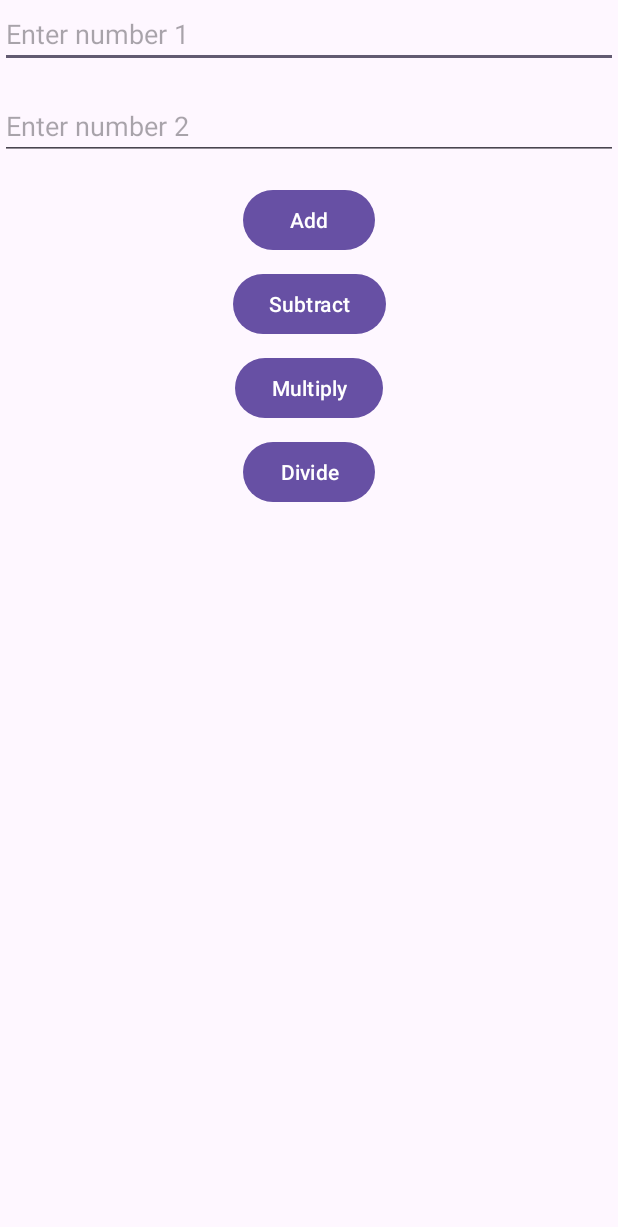
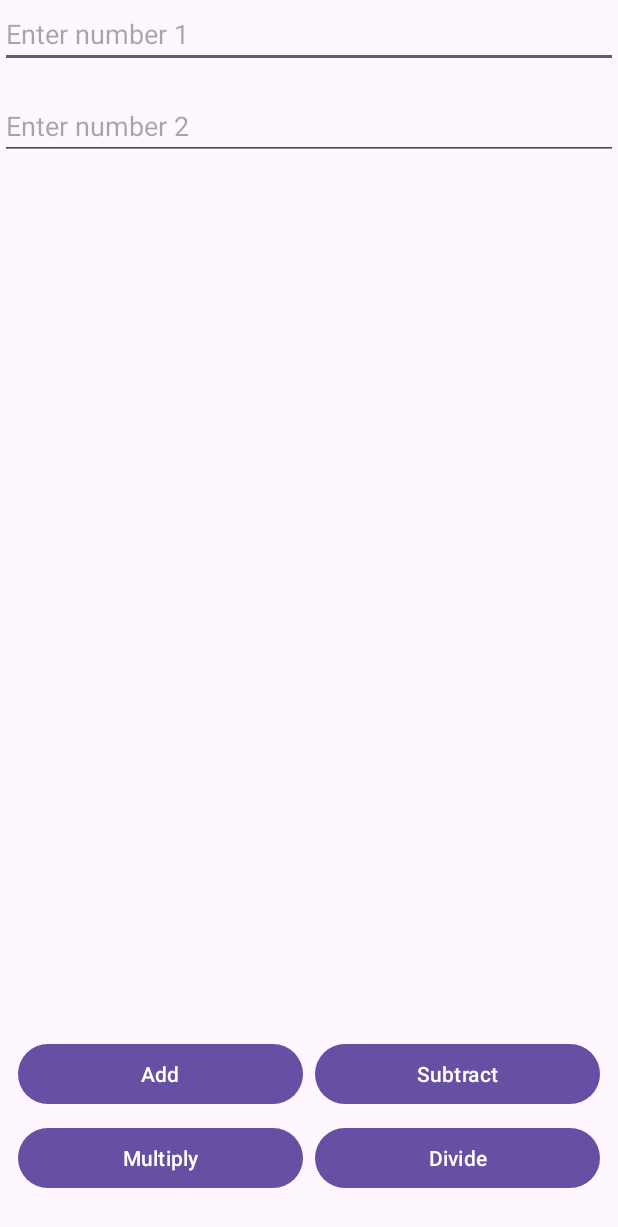
Before and after one commit to kkoottt/Calculator, an Android app: the screen it shows after launch (MainActivity), on a phone screen of 412 x 824 dp. Shown: the top 1227 px of the screen. Run offline under Robolectric (Android 15) with nearby library versions, the phone set to English and light mode, and no system bars.

Commit message:
Grid buttons.

```diff
--- a/app/src/main/res/layout/activity_main.xml
+++ b/app/src/main/res/layout/activity_main.xml
@@ -4,6 +4,16 @@
     xmlns:app="http://schemas.android.com/apk/res-auto"
     android:layout_height="match_parent"
     android:layout_width="match_parent">
+
+    <TextView
+        android:layout_height="wrap_content"
+        android:layout_width="wrap_content"
+        app:layout_constraintStart_toStartOf="parent"
+        app:layout_constraintEnd_toEndOf="parent"
+        android:layout_marginTop="16dp"
+        app:layout_constraintTop_toBottomOf="@id/divideButton"
+        android:id="@+id/resultTextView"
+        android:text="" />
 
     <EditText
         android:layout_height="wrap_content"
@@ -24,54 +34,49 @@
         app:layout_constraintTop_toBottomOf="@id/num1"
         android:id="@+id/num2" />
 
-    <Button
+    <GridLayout
+        android:layout_width="0dp"
         android:layout_height="wrap_content"
-        android:layout_width="wrap_content"
+        android:columnCount="2"
+        android:layout_marginTop="16dp"
+        android:layout_marginBottom="16dp"
+        android:padding="8dp"
+        app:layout_constraintBottom_toBottomOf="parent"
         app:layout_constraintStart_toStartOf="parent"
-        app:layout_constraintEnd_toEndOf="parent"
-        android:layout_marginTop="16dp"
-        app:layout_constraintTop_toBottomOf="@id/num2"
-        android:id="@+id/addButton"
-        android:text="Add" />
+        app:layout_constraintEnd_toEndOf="parent">>
 
     <Button
         android:layout_height="wrap_content"
-        android:layout_width="wrap_content"
-        app:layout_constraintStart_toStartOf="parent"
-        app:layout_constraintEnd_toEndOf="parent"
-        android:layout_marginTop="8dp"
-        app:layout_constraintTop_toBottomOf="@id/addButton"
-        android:id="@+id/subtractButton"
-        android:text="Subtract" />
+        android:layout_width="0dp"
+        android:layout_columnWeight="1"
+        android:id="@+id/addButton"
+        android:text="Add"
+            android:layout_margin="4dp" />
 
     <Button
         android:layout_height="wrap_content"
-        android:layout_width="wrap_content"
-        app:layout_constraintStart_toStartOf="parent"
-        app:layout_constraintEnd_toEndOf="parent"
-        android:layout_marginTop="8dp"
-        app:layout_constraintTop_toBottomOf="@id/subtractButton"
-        android:id="@+id/multiplyButton"
-        android:text="Multiply" />
+        android:layout_width="0dp"
+        android:layout_columnWeight="1"
+        android:id="@+id/subtractButton"
+        android:text="Subtract"
+        android:layout_margin="4dp" />
 
     <Button
         android:layout_height="wrap_content"
-        android:layout_width="wrap_content"
-        app:layout_constraintStart_toStartOf="parent"
-        app:layout_constraintEnd_toEndOf="parent"
-        android:layout_marginTop="8dp"
-        app:layout_constraintTop_toBottomOf="@id/multiplyButton"
+        android:layout_width="0dp"
+        android:layout_columnWeight="1"
+        android:id="@+id/multiplyButton"
+        android:text="Multiply"
+        android:layout_margin="4dp" />
+
+    <Button
+        android:layout_height="wrap_content"
+        android:layout_width="0dp"
+        android:layout_columnWeight="1"
         android:id="@+id/divideButton"
-        android:text="Divide" />
+        android:text="Divide"
+        android:layout_margin="4dp" />
+    </GridLayout>
 
-    <TextView
-        android:layout_height="wrap_content"
-        android:layout_width="wrap_content"
-        app:layout_constraintStart_toStartOf="parent"
-        app:layout_constraintEnd_toEndOf="parent"
-        android:layout_marginTop="16dp"
-        app:layout_constraintTop_toBottomOf="@id/divideButton"
-        android:id="@+id/resultTextView"
-        android:text="" />
 
 </androidx.constraintlayout.widget.ConstraintLayout>
```
Also changed, not shown: 1 other file.
